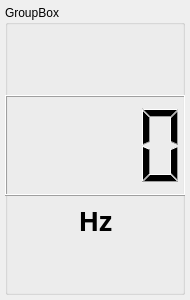
Above: piezo.ui from PlayWithIt/TFStubViz before the change. Below: the same form after it.
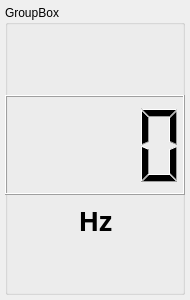
That is the form after the change.

```diff
--- a/piezo.ui
+++ b/piezo.ui
@@ -50,7 +50,6 @@
      <font>
       <family>Noto Sans Blk</family>
       <pointsize>20</pointsize>
-      <weight>75</weight>
       <bold>true</bold>
      </font>
     </property>
@@ -97,8 +96,8 @@
      <rect>
       <x>0</x>
       <y>90</y>
-      <width>181</width>
-      <height>101</height>
+      <width>180</width>
+      <height>100</height>
      </rect>
     </property>
     <property name="digitCount">
```
